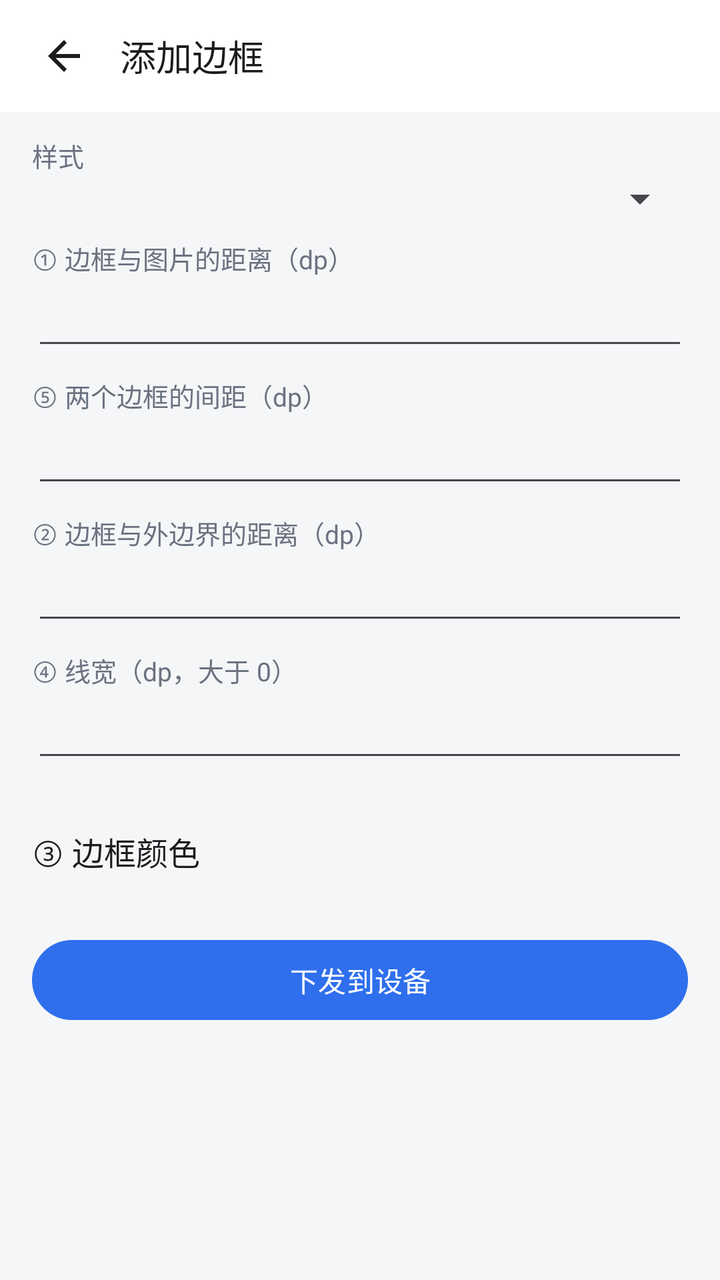
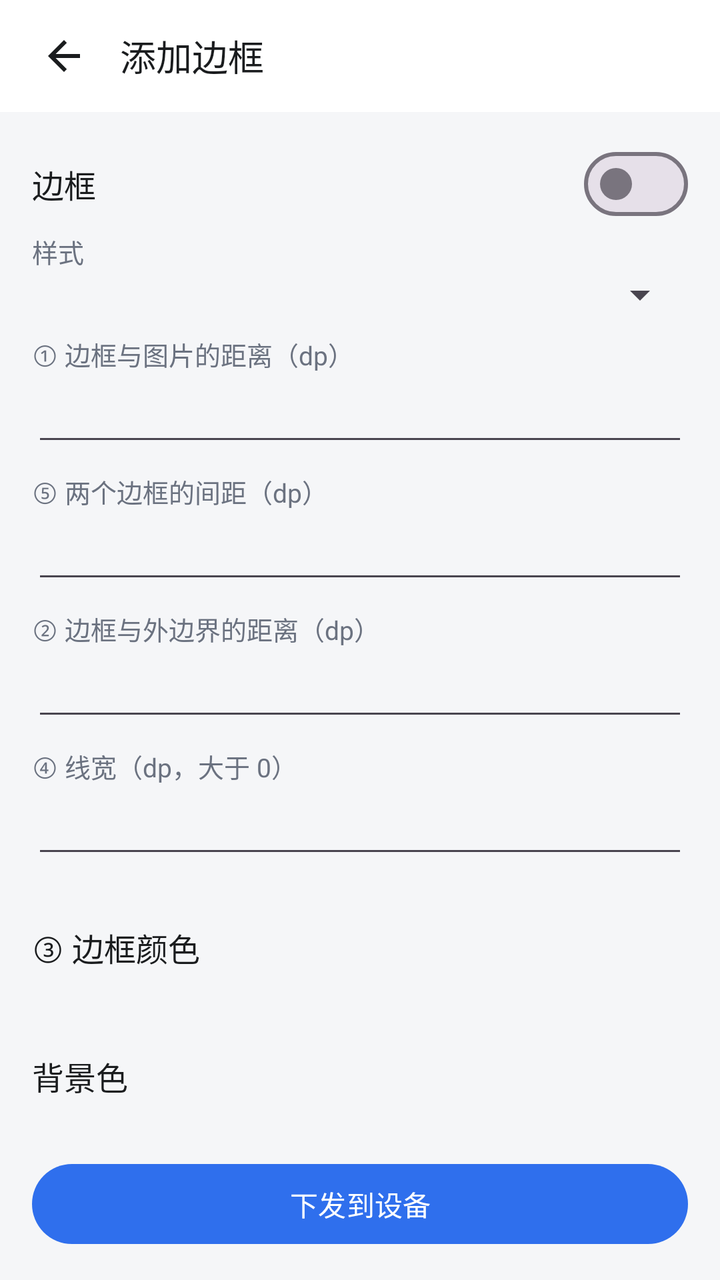

The first picture is an Android layout as it rendered before a commit; the second is the same layout after the commit. The layout source and the unified diff follow.
<!-- AndroidManifest.xml: application theme Theme.LightShadowArtPhone -->
<!-- res/layout/activity_add_frame.xml -->
<?xml version="1.0" encoding="utf-8"?>
<LinearLayout xmlns:android="http://schemas.android.com/apk/res/android"
    android:layout_width="match_parent"
    android:layout_height="match_parent"
    android:background="@color/surface"
    android:orientation="vertical">

    
    <LinearLayout
        android:layout_width="match_parent"
        android:layout_height="wrap_content"
        android:background="@color/card"
        android:gravity="center_vertical"
        android:orientation="horizontal"
        android:paddingStart="12dp"
        android:paddingTop="8dp"
        android:paddingEnd="16dp"
        android:paddingBottom="8dp">

        <ImageButton
            android:id="@+id/btn_add_frame_back"
            android:layout_width="40dp"
            android:layout_height="40dp"
            android:background="?attr/selectableItemBackgroundBorderless"
            android:contentDescription="@string/action_back"
            android:padding="8dp"
            android:scaleType="centerInside"
            android:src="@drawable/ic_arrow_back" />

        <TextView
            style="@style/Text.PageTitle"
            android:layout_width="wrap_content"
            android:layout_height="wrap_content"
            android:layout_marginStart="8dp"
            android:text="@string/space_add_frame" />
    </LinearLayout>

    <LinearLayout
        android:layout_width="match_parent"
        android:layout_height="0dp"
        android:layout_weight="1"
        android:orientation="vertical"
        android:paddingStart="16dp"
        android:paddingTop="12dp"
        android:paddingEnd="16dp"
        android:paddingBottom="12dp">

        
        <TextView
            style="@style/Text.Hint"
            android:layout_width="match_parent"
            android:layout_height="wrap_content"
            android:text="@string/frame_style" />

        <Spinner
            android:id="@+id/spinner_add_frame_style"
            android:layout_width="match_parent"
            android:layout_height="wrap_content" />

        
        <TextView
            style="@style/Text.Hint"
            android:layout_width="match_parent"
            android:layout_height="wrap_content"
            android:layout_marginTop="8dp"
            android:text="@string/add_frame_padding" />

        <EditText
            android:id="@+id/et_add_frame_padding"
            android:layout_width="match_parent"
            android:layout_height="wrap_content"
            android:inputType="numberDecimal"
            android:singleLine="true" />

        
        <TextView
            style="@style/Text.Hint"
            android:layout_width="match_parent"
            android:layout_height="wrap_content"
            android:layout_marginTop="8dp"
            android:text="@string/add_frame_border_gap" />

        <EditText
            android:id="@+id/et_add_frame_border_gap"
            android:layout_width="match_parent"
            android:layout_height="wrap_content"
            android:inputType="numberDecimal"
            android:singleLine="true" />

        
        <TextView
            style="@style/Text.Hint"
            android:layout_width="match_parent"
            android:layout_height="wrap_content"
            android:layout_marginTop="8dp"
            android:text="@string/add_frame_inset" />

        <EditText
            android:id="@+id/et_add_frame_inset"
            android:layout_width="match_parent"
            android:layout_height="wrap_content"
            android:inputType="numberDecimal"
            android:singleLine="true" />

        
        <TextView
            style="@style/Text.Hint"
            android:layout_width="match_parent"
            android:layout_height="wrap_content"
            android:layout_marginTop="8dp"
            android:text="@string/add_frame_width" />

        <EditText
            android:id="@+id/et_add_frame_width"
            android:layout_width="match_parent"
            android:layout_height="wrap_content"
            android:inputType="numberDecimal"
            android:singleLine="true" />

        
        <LinearLayout
            android:id="@+id/row_add_frame_color"
            android:layout_width="match_parent"
            android:layout_height="wrap_content"
            android:layout_marginTop="12dp"
            android:background="?attr/selectableItemBackground"
            android:clickable="true"
            android:focusable="true"
            android:gravity="center_vertical"
            android:minHeight="56dp"
            android:orientation="horizontal">

            <TextView
                style="@style/Text.RowTitle"
                android:layout_width="0dp"
                android:layout_height="wrap_content"
                android:layout_weight="1"
                android:text="@string/add_frame_color" />

            <View
                android:id="@+id/view_add_frame_preview"
                android:layout_width="64dp"
                android:layout_height="36dp" />
        </LinearLayout>

        <com.google.android.material.button.MaterialButton
            android:id="@+id/btn_add_frame_apply"
            android:layout_width="match_parent"
            android:layout_height="wrap_content"
            android:layout_marginTop="12dp"
            android:minHeight="48dp"
            android:text="@string/frame_apply" />
    </LinearLayout>
</LinearLayout>
<!-- resources referenced by this layout -->
<resources>
  <color name="card">#FFFFFF</color>
  <color name="surface">#F5F6F8</color>
  <!-- drawable ic_arrow_back (drawable) -->
  <?xml version="1.0" encoding="utf-8"?>
  <vector xmlns:android="http://schemas.android.com/apk/res/android"
      android:width="24dp"
      android:height="24dp"
      android:viewportWidth="24"
      android:viewportHeight="24">
      <path
          android:fillColor="@color/text_primary"
          android:pathData="M20,11H7.83l5.59,-5.59L12,4l-8,8 8,8 1.41,-1.41L7.83,13H20v-2z" />
  </vector>
  <string name="action_back">返回</string>
  <string name="add_frame_border_gap">⑤ 两个边框的间距（dp）</string>
  <string name="add_frame_color">③ 边框颜色</string>
  <string name="add_frame_inset">② 边框与外边界的距离（dp）</string>
  <string name="add_frame_padding">① 边框与图片的距离（dp）</string>
  <string name="add_frame_width">④ 线宽（dp，大于 0）</string>
  <string name="frame_apply">下发到设备</string>
  <string name="frame_style">样式</string>
  <string name="space_add_frame">添加边框</string>
  <style name="Text.Hint" parent="">
          <item name="android:textColor">@color/text_secondary</item>
          <item name="android:textSize">13sp</item>
      </style>
  <style name="Text.PageTitle" parent="">
          <item name="android:textColor">@color/text_primary</item>
          <item name="android:textSize">18sp</item>
          <item name="android:textStyle">normal</item>
      </style>
  <style name="Text.RowTitle" parent="">
          <item name="android:textColor">@color/text_primary</item>
          <item name="android:textSize">16sp</item>
      </style>
  <style name="Theme.LightShadowArtPhone" parent="Theme.Material3.Light.NoActionBar">
          <item name="colorPrimary">@color/primary</item>
          <item name="colorOnPrimary">#FFFFFF</item>
          <item name="android:colorBackground">@color/surface</item>
          <item name="android:statusBarColor">@color/card</item>
      </style>
  <color name="text_primary">#1A1C1E</color>
  <color name="text_secondary">#6B7280</color>
  <color name="primary">#2F6FED</color>
</resources>

<!-- the commit's change to res/layout/activity_add_frame.xml (unified diff, before → after) -->
@@ -46,101 +46,167 @@
         android:paddingBottom="12dp">
 
         
-        <TextView
-            style="@style/Text.Hint"
+        <LinearLayout
             android:layout_width="match_parent"
             android:layout_height="wrap_content"
-            android:text="@string/frame_style" />
-
-        <Spinner
-            android:id="@+id/spinner_add_frame_style"
-            android:layout_width="match_parent"
-            android:layout_height="wrap_content" />
-
-        
-        <TextView
-            style="@style/Text.Hint"
-            android:layout_width="match_parent"
-            android:layout_height="wrap_content"
-            android:layout_marginTop="8dp"
-            android:text="@string/add_frame_padding" />
-
-        <EditText
-            android:id="@+id/et_add_frame_padding"
-            android:layout_width="match_parent"
-            android:layout_height="wrap_content"
-            android:inputType="numberDecimal"
-            android:singleLine="true" />
-
-        
-        <TextView
-            style="@style/Text.Hint"
-            android:layout_width="match_parent"
-            android:layout_height="wrap_content"
-            android:layout_marginTop="8dp"
-            android:text="@string/add_frame_border_gap" />
-
-        <EditText
-            android:id="@+id/et_add_frame_border_gap"
-            android:layout_width="match_parent"
-            android:layout_height="wrap_content"
-            android:inputType="numberDecimal"
-            android:singleLine="true" />
-
-        
-        <TextView
-            style="@style/Text.Hint"
-            android:layout_width="match_parent"
-            android:layout_height="wrap_content"
-            android:layout_marginTop="8dp"
-            android:text="@string/add_frame_inset" />
-
-        <EditText
-            android:id="@+id/et_add_frame_inset"
-            android:layout_width="match_parent"
-            android:layout_height="wrap_content"
-            android:inputType="numberDecimal"
-            android:singleLine="true" />
-
-        
-        <TextView
-            style="@style/Text.Hint"
-            android:layout_width="match_parent"
-            android:layout_height="wrap_content"
-            android:layout_marginTop="8dp"
-            android:text="@string/add_frame_width" />
-
-        <EditText
-            android:id="@+id/et_add_frame_width"
-            android:layout_width="match_parent"
-            android:layout_height="wrap_content"
-            android:inputType="numberDecimal"
-            android:singleLine="true" />
+            android:gravity="center_vertical"
+            android:minHeight="48dp"
+            android:orientation="horizontal">
+
+            <TextView
+                style="@style/Text.RowTitle"
+                android:layout_width="0dp"
+                android:layout_height="wrap_content"
+                android:layout_weight="1"
+                android:text="@string/add_frame_enabled" />
+
+            <com.google.android.material.materialswitch.MaterialSwitch
+                android:id="@+id/switch_add_frame_enabled"
+                android:layout_width="wrap_content"
+                android:layout_height="wrap_content"
+                android:minHeight="48dp" />
+        </LinearLayout>
 
         
         <LinearLayout
-            android:id="@+id/row_add_frame_color"
+            android:id="@+id/container_add_frame_params"
             android:layout_width="match_parent"
             android:layout_height="wrap_content"
-            android:layout_marginTop="12dp"
-            android:background="?attr/selectableItemBackground"
-            android:clickable="true"
-            android:focusable="true"
-            android:gravity="center_vertical"
-            android:minHeight="56dp"
-            android:orientation="horizontal">
-
-            <TextView
-                style="@style/Text.RowTitle"
-                android:layout_width="0dp"
-                android:layout_height="wrap_content"
-                android:layout_weight="1"
-                android:text="@string/add_frame_color" />
-
-            <View
-                android:id="@+id/view_add_frame_preview"
-                android:layout_width="64dp"
-                android:layout_height="36dp" />
+            android:orientation="vertical">
+
+            
+            <TextView
+                style="@style/Text.Hint"
+                android:layout_width="match_parent"
+                android:layout_height="wrap_content"
+                android:text="@string/frame_style" />
+
+            <Spinner
+                android:id="@+id/spinner_add_frame_style"
+                android:layout_width="match_parent"
+                android:layout_height="wrap_content" />
+
+            
+            <TextView
+                style="@style/Text.Hint"
+                android:layout_width="match_parent"
+                android:layout_height="wrap_content"
+                android:layout_marginTop="8dp"
+                android:text="@string/add_frame_padding" />
+
+            <EditText
+                android:id="@+id/et_add_frame_padding"
+                android:layout_width="match_parent"
+                android:layout_height="wrap_content"
+                android:inputType="numberDecimal"
+                android:singleLine="true" />
+
+            
+            <TextView
+                style="@style/Text.Hint"
+                android:layout_width="match_parent"
+                android:layout_height="wrap_content"
+                android:layout_marginTop="8dp"
+                android:text="@string/add_frame_border_gap" />
+
+            <EditText
+                android:id="@+id/et_add_frame_border_gap"
+                android:layout_width="match_parent"
+                android:layout_height="wrap_content"
+                android:inputType="numberDecimal"
+                android:singleLine="true" />
+
+            
+            <TextView
+                style="@style/Text.Hint"
+                android:layout_width="match_parent"
+                android:layout_height="wrap_content"
+                android:layout_marginTop="8dp"
+                android:text="@string/add_frame_inset" />
+
+            <EditText
+                android:id="@+id/et_add_frame_inset"
+                android:layout_width="match_parent"
+                android:layout_height="wrap_content"
+                android:inputType="numberDecimal"
+                android:singleLine="true" />
+
+            
+            <TextView
+                style="@style/Text.Hint"
+                android:layout_width="match_parent"
+                android:layout_height="wrap_content"
+                android:layout_marginTop="8dp"
+                android:text="@string/add_frame_width" />
+
+            <EditText
+                android:id="@+id/et_add_frame_width"
+                android:layout_width="match_parent"
+                android:layout_height="wrap_content"
+                android:inputType="numberDecimal"
+                android:singleLine="true" />
+
+            
+            <LinearLayout
+                android:id="@+id/row_add_frame_color"
+                android:layout_width="match_parent"
+                android:layout_height="wrap_content"
+                android:layout_marginTop="12dp"
+                android:background="?attr/selectableItemBackground"
+                android:clickable="true"
+                android:focusable="true"
+                android:gravity="center_vertical"
+                android:minHeight="56dp"
+                android:orientation="horizontal">
+
+                <TextView
+                    style="@style/Text.RowTitle"
+                    android:layout_width="0dp"
+                    android:layout_height="wrap_content"
+                    android:layout_weight="1"
+                    android:text="@string/add_frame_color" />
+
+                <View
+                    android:id="@+id/view_add_frame_preview"
+                    android:layout_width="64dp"
+                    android:layout_height="36dp" />
+            </LinearLayout>
+
+            
+            <LinearLayout
+                android:id="@+id/row_add_frame_background"
+                android:layout_width="match_parent"
+                android:layout_height="wrap_content"
+                android:layout_marginTop="8dp"
+                android:background="?attr/selectableItemBackground"
+                android:clickable="true"
+                android:focusable="true"
+                android:gravity="center_vertical"
+                android:minHeight="56dp"
+                android:orientation="horizontal">
+
+                <TextView
+                    style="@style/Text.RowTitle"
+                    android:layout_width="0dp"
+                    android:layout_height="wrap_content"
+                    android:layout_weight="1"
+                    android:text="@string/add_frame_background" />
+
+                
+                <TextView
+                    android:id="@+id/tv_add_frame_background_image"
+                    style="@style/Text.Hint"
+                    android:layout_width="wrap_content"
+                    android:layout_height="wrap_content"
+                    android:layout_marginEnd="8dp"
+                    android:text="@string/add_frame_background_image"
+                    android:visibility="gone" />
+
+                <View
+                    android:id="@+id/view_add_frame_background_preview"
+                    android:layout_width="64dp"
+                    android:layout_height="36dp" />
+            </LinearLayout>
         </LinearLayout>
 
         <com.google.android.material.button.MaterialButton
<!-- resource entries referenced after the edit -->
@@ -14,8 +14,11 @@
           android:pathData="M20,11H7.83l5.59,-5.59L12,4l-8,8 8,8 1.41,-1.41L7.83,13H20v-2z" />
   </vector>
   <string name="action_back">返回</string>
+  <string name="add_frame_background">背景色</string>
+  <string name="add_frame_background_image">自定义图片</string>
   <string name="add_frame_border_gap">⑤ 两个边框的间距（dp）</string>
   <string name="add_frame_color">③ 边框颜色</string>
+  <string name="add_frame_enabled">边框</string>
   <string name="add_frame_inset">② 边框与外边界的距离（dp）</string>
   <string name="add_frame_padding">① 边框与图片的距离（dp）</string>
   <string name="add_frame_width">④ 线宽（dp，大于 0）</string>
